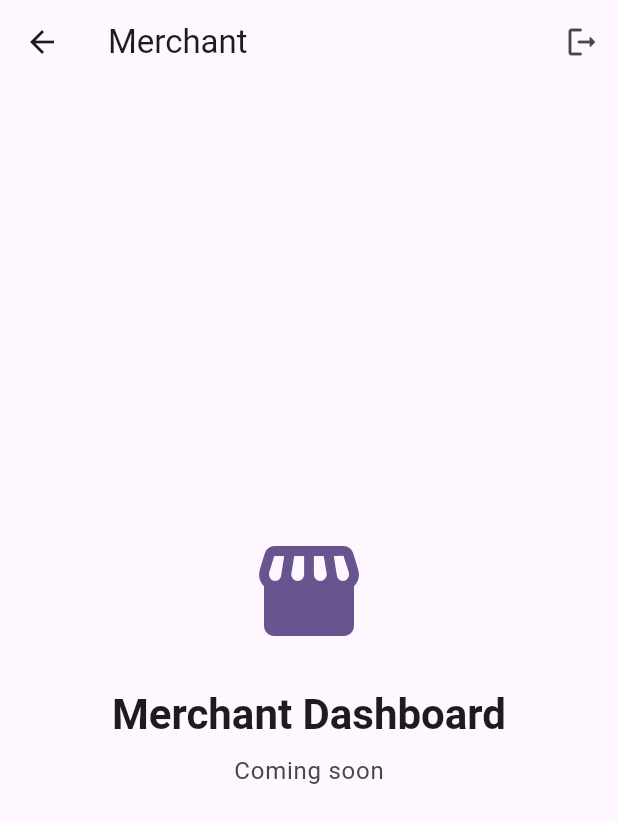
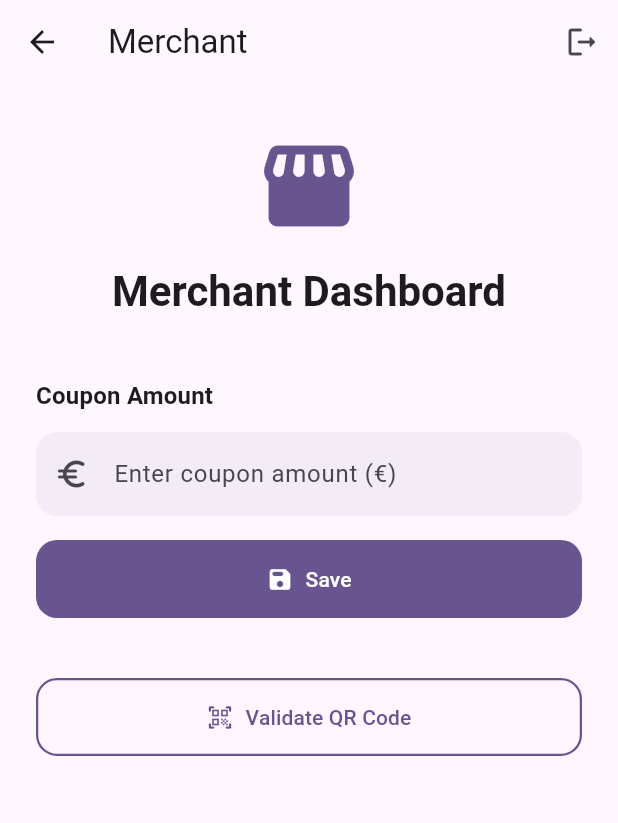
Before and after one commit to victortipkemper/Hack-Nation_2026, a Flutter app: the MerchantMainPage screen opened by its route, on a phone screen of 412 x 824 dp. Shown: the top 823 px of the screen. Run offline on Flutter 3.47's test engine with Material 3 defaults, Android fonts, the phone set to English and light mode, and no system bars; our stand-ins replace flutter_local_notifications, geolocator, get, hive_ce, hive_ce_flutter, permission_handler and 1 more; missing offline and left inert: home_widget, mobile_scanner, nobodywho; accounts and stored records are empty.

```diff
--- a/lib/UI/merchant/merchant_main.dart
+++ b/lib/UI/merchant/merchant_main.dart
@@ -1,15 +1,134 @@
 import 'package:flutter/material.dart';
 import 'package:get/get.dart';
 import 'package:hive_ce/hive.dart';
+import 'package:mobile_scanner/mobile_scanner.dart';
 
-class MerchantMainPage extends StatelessWidget {
+/// Hardcoded expected QR code value for validation.
+const String _expectedQrCode = 'HACKNATION-COUPON-2026';
+
+class MerchantMainPage extends StatefulWidget {
   const MerchantMainPage({super.key});
+
+  @override
+  State<MerchantMainPage> createState() => _MerchantMainPageState();
+}
+
+class _MerchantMainPageState extends State<MerchantMainPage> {
+  final TextEditingController _couponController = TextEditingController();
+  bool _isScanning = false;
+  MobileScannerController? _scannerController;
+
+  @override
+  void dispose() {
+    _couponController.dispose();
+    _scannerController?.dispose();
+    super.dispose();
+  }
+
+  /// Placeholder save trigger – implement business logic here.
+  void _onSaveCoupon() {
+    // TODO: implement save coupon logic
+  }
+
+  void _openScanner() {
+    _scannerController = MobileScannerController(
+      detectionSpeed: DetectionSpeed.normal,
+      facing: CameraFacing.back,
+    );
+    setState(() => _isScanning = true);
+  }
+
+  void _closeScanner() {
+    _scannerController?.dispose();
+    _scannerController = null;
+    setState(() => _isScanning = false);
+  }
+
+  void _onBarcodeDetected(BarcodeCapture capture) {
+    final List<Barcode> barcodes = capture.barcodes;
+    if (barcodes.isEmpty) return;
+
+    final String? scannedValue = barcodes.first.rawValue;
+    if (scannedValue == null) return;
+
+    // Stop scanning immediately to avoid multiple navigations
+    _closeScanner();
+
+    final bool isValid = scannedValue == _expectedQrCode;
+
+    Get.toNamed(
+      '/validation',
+      arguments: {'isValid': isValid, 'scannedValue': scannedValue},
+    );
+  }
 
   @override
   Widget build(BuildContext context) {
     final theme = Theme.of(context);
     final colorScheme = theme.colorScheme;
 
+    // ── Camera scanner overlay ──
+    if (_isScanning) {
+      return Scaffold(
+        body: Stack(
+          children: [
+            MobileScanner(
+              controller: _scannerController!,
+              onDetect: _onBarcodeDetected,
+            ),
+
+            // Scan-frame overlay
+            Center(
+              child: Container(
+                width: 260,
+                height: 260,
+                decoration: BoxDecoration(
+                  border: Border.all(
+                    color: colorScheme.primary.withValues(alpha: 0.8),
+                    width: 3,
+                  ),
+                  borderRadius: BorderRadius.circular(20),
+                ),
+              ),
+            ),
+
+            // Close button
+            Positioned(
+              top: MediaQuery.of(context).padding.top + 12,
+              right: 16,
+              child: Material(
+                color: Colors.black54,
+                shape: const CircleBorder(),
+                clipBehavior: Clip.antiAlias,
+                child: IconButton(
+                  icon: const Icon(Icons.close, color: Colors.white, size: 28),
+                  onPressed: _closeScanner,
+                ),
+              ),
+            ),
+
+            // Instruction text
+            Positioned(
+              bottom: 80,
+              left: 0,
+              right: 0,
+              child: Text(
+                'Point camera at a QR code',
+                textAlign: TextAlign.center,
+                style: theme.textTheme.titleMedium?.copyWith(
+                  color: Colors.white,
+                  shadows: [
+                    const Shadow(blurRadius: 8, color: Colors.black87),
+                  ],
+                ),
+              ),
+            ),
+          ],
+        ),
+      );
+    }
+
+    // ── Main merchant dashboard ──
     return Scaffold(
       appBar: AppBar(
         title: const Text('Merchant'),
@@ -25,28 +144,88 @@ class MerchantMainPage extends StatelessWidget {
           ),
         ],
       ),
-      body: Center(
+      body: SingleChildScrollView(
+        padding: const EdgeInsets.symmetric(horizontal: 24, vertical: 32),
         child: Column(
-          mainAxisAlignment: MainAxisAlignment.center,
+          crossAxisAlignment: CrossAxisAlignment.stretch,
           children: [
+            // ── Header ──
             Icon(
               Icons.storefront_rounded,
-              size: 80,
+              size: 72,
               color: colorScheme.primary,
             ),
-            const SizedBox(height: 24),
+            const SizedBox(height: 16),
             Text(
               'Merchant Dashboard',
+              textAlign: TextAlign.center,
               style: theme.textTheme.headlineMedium?.copyWith(
                 fontWeight: FontWeight.bold,
                 color: colorScheme.onSurface,
               ),
             ),
-            const SizedBox(height: 8),
+
+            const SizedBox(height: 40),
+
+            // ── Coupon Amount Section ──
             Text(
-              'Coming soon',
-              style: theme.textTheme.bodyLarge?.copyWith(
-                color: colorScheme.onSurfaceVariant,
+              'Coupon Amount',
+              style: theme.textTheme.titleMedium?.copyWith(
+                fontWeight: FontWeight.w600,
+                color: colorScheme.onSurface,
+              ),
+            ),
+            const SizedBox(height: 12),
+            TextField(
+              controller: _couponController,
+              keyboardType:
+                  const TextInputType.numberWithOptions(decimal: true),
+              decoration: InputDecoration(
+                hintText: 'Enter coupon amount (€)',
+                prefixIcon: const Icon(Icons.euro_rounded),
+                filled: true,
+                fillColor: colorScheme.surfaceContainerHighest.withValues(
+                  alpha: 0.5,
+                ),
+                border: OutlineInputBorder(
+                  borderRadius: BorderRadius.circular(14),
+                  borderSide: BorderSide.none,
+                ),
+                focusedBorder: OutlineInputBorder(
+                  borderRadius: BorderRadius.circular(14),
+                  borderSide: BorderSide(
+                    color: colorScheme.primary,
+                    width: 2,
+                  ),
+                ),
+              ),
+            ),
+            const SizedBox(height: 16),
+            FilledButton.icon(
+              onPressed: _onSaveCoupon,
+              icon: const Icon(Icons.save_rounded),
+              label: const Text('Save'),
+              style: FilledButton.styleFrom(
+                padding: const EdgeInsets.symmetric(vertical: 16),
+                shape: RoundedRectangleBorder(
+                  borderRadius: BorderRadius.circular(14),
+                ),
+              ),
+            ),
+
+            const SizedBox(height: 40),
+
+            // ── Validate QR Code ──
+            OutlinedButton.icon(
+              onPressed: _openScanner,
+              icon: const Icon(Icons.qr_code_scanner_rounded),
+              label: const Text('Validate QR Code'),
+              style: OutlinedButton.styleFrom(
+                padding: const EdgeInsets.symmetric(vertical: 16),
+                side: BorderSide(color: colorScheme.primary, width: 1.5),
+                shape: RoundedRectangleBorder(
+                  borderRadius: BorderRadius.circular(14),
+                ),
               ),
             ),
           ],
--- a/lib/main.dart
+++ b/lib/main.dart
@@ -4,6 +4,7 @@ import 'package:hive_ce_flutter/hive_flutter.dart';
 import 'UI/small_card/small_card.dart';
 import 'UI/user/user_main.dart';
 import 'UI/merchant/merchant_main.dart';
+import 'UI/qr_code_validation/validation.dart';
 import 'UI/screens/startup_screen.dart';
 import 'services/notification_service.dart';
 import 'widget/main_widget.dart';
@@ -78,6 +79,7 @@ class MyApp extends StatelessWidget {
         GetPage(name: '/startup', page: () => const StartupScreen()),
         GetPage(name: '/user', page: () => const UserMainPage()),
         GetPage(name: '/merchant', page: () => const MerchantMainPage()),
+        GetPage(name: '/validation', page: () => const ValidationScreen()),
       ],
     );
   }
--- a/lib/services/create_message.dart
+++ b/lib/services/create_message.dart
@@ -14,6 +14,8 @@ class MessageCreationService {
   /// Initializes the local LLM. You should ideally call this once when your app starts.
   Future<void> initModel() async {
     if (_chatEngine != null) return;
+
+    await nobodywho.NobodyWho.init();
 
     // NobodyWho reads the model from the filesystem, so we copy it from
     // Flutter's asset bundle to the app's documents directory on first launch.
--- a/pubspec.yaml
+++ b/pubspec.yaml
@@ -45,6 +45,7 @@ dependencies:
   geolocator: ^14.0.2
   home_widget: ^0.9.1
   permission_handler: ^12.0.1
+  mobile_scanner: ^6.0.2
 
 dev_dependencies:
   flutter_test:
```
Also changed, not shown: lib/UI/qr_code_validation/validation.dart (added, +118 -0 lines), pubspec.lock, 1 other file.
